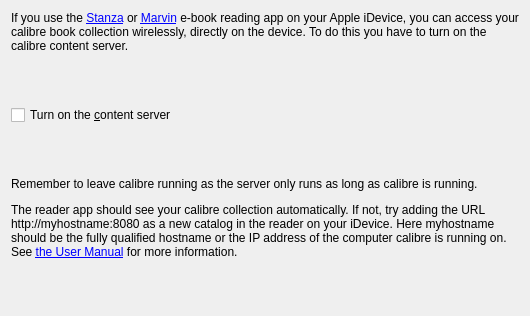
This is src/calibre/gui2/wizard/stanza.ui in debian-calibre/calibre as Qt 5 draws it before an edit. The edited form follows.
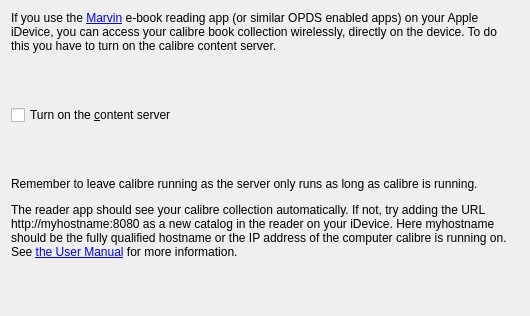
This is the edited form.

What changed in the file:
```diff
--- a/src/calibre/gui2/wizard/stanza.ui
+++ b/src/calibre/gui2/wizard/stanza.ui
@@ -23,7 +23,7 @@
    <item>
     <widget class="QLabel" name="label">
      <property name="text">
-      <string>&lt;p&gt;If you use the &lt;a href=&quot;http://www.lexcycle.com/download&quot;&gt;Stanza&lt;/a&gt; or &lt;a href=&quot;http://marvinapp.com/&quot;&gt;Marvin&lt;/a&gt; e-book reading app on your Apple iDevice, you can access your calibre book collection wirelessly, directly on the device. To do this you have to turn on the calibre content server.</string>
+		 <string>&lt;p&gt;If you use the &lt;a href=&quot;http://www.appstafarian.com/marvin.html&quot;&gt;Marvin&lt;/a&gt; e-book reading app (or similar OPDS enabled apps) on your Apple iDevice, you can access your calibre book collection wirelessly, directly on the device. To do this you have to turn on the calibre content server.</string>
      </property>
      <property name="wordWrap">
       <bool>true</bool>
```
